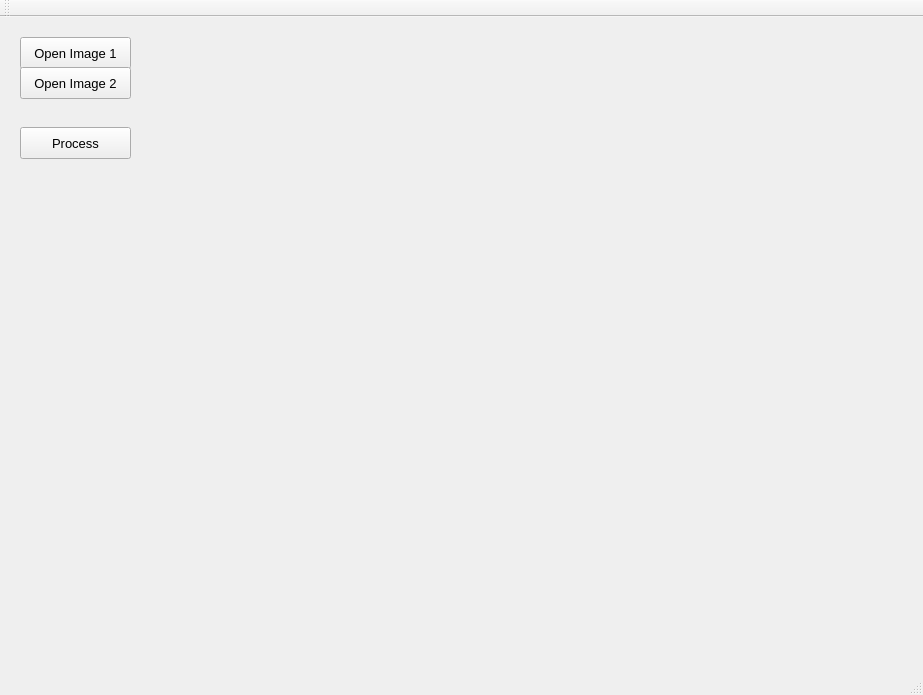
This is mainwindow.ui in iras/JAPCE as Qt 5 draws it before an edit. The edited form follows.
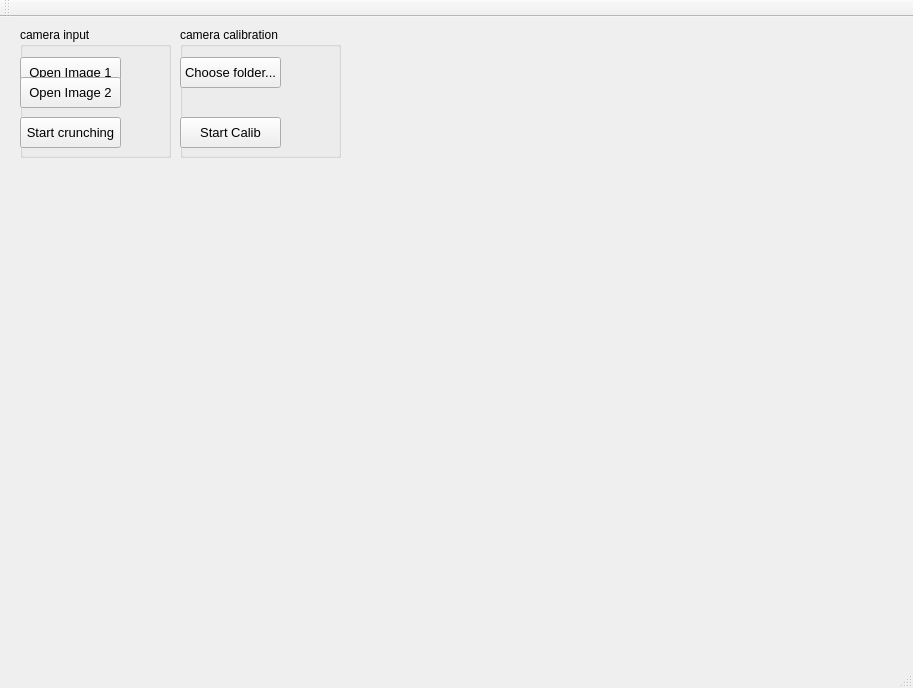
This is the edited form.

Commit message: (1) minor tweaks to the class reconstructor. (2) improved UI (added buttons for image calibration) (3) minor improvements to the readme.md

```diff
--- a/mainwindow.ui
+++ b/mainwindow.ui
@@ -6,81 +6,14 @@
    <rect>
     <x>0</x>
     <y>0</y>
-    <width>923</width>
-    <height>695</height>
+    <width>913</width>
+    <height>688</height>
    </rect>
   </property>
   <property name="windowTitle">
    <string>MainWindow</string>
   </property>
   <widget class="QWidget" name="centralWidget">
-   <widget class="QPushButton" name="pushButton">
-    <property name="geometry">
-     <rect>
-      <x>20</x>
-      <y>20</y>
-      <width>111</width>
-      <height>32</height>
-     </rect>
-    </property>
-    <property name="font">
-     <font>
-      <pointsize>10</pointsize>
-     </font>
-    </property>
-    <property name="text">
-     <string>Open Image 1</string>
-    </property>
-   </widget>
-   <widget class="QPushButton" name="pushButton_2">
-    <property name="geometry">
-     <rect>
-      <x>20</x>
-      <y>110</y>
-      <width>111</width>
-      <height>32</height>
-     </rect>
-    </property>
-    <property name="font">
-     <font>
-      <pointsize>10</pointsize>
-     </font>
-    </property>
-    <property name="text">
-     <string>Process</string>
-    </property>
-   </widget>
-   <widget class="QLabel" name="label">
-    <property name="geometry">
-     <rect>
-      <x>160</x>
-      <y>20</y>
-      <width>251</width>
-      <height>371</height>
-     </rect>
-    </property>
-    <property name="text">
-     <string/>
-    </property>
-   </widget>
-   <widget class="QPushButton" name="pushButton_3">
-    <property name="geometry">
-     <rect>
-      <x>20</x>
-      <y>50</y>
-      <width>111</width>
-      <height>32</height>
-     </rect>
-    </property>
-    <property name="font">
-     <font>
-      <pointsize>10</pointsize>
-     </font>
-    </property>
-    <property name="text">
-     <string>Open Image 2</string>
-    </property>
-   </widget>
    <widget class="QWidget" name="verticalLayoutWidget">
     <property name="geometry">
      <rect>
@@ -92,6 +25,122 @@
     </property>
     <layout class="QVBoxLayout" name="verticalLayout"/>
    </widget>
+   <widget class="QGroupBox" name="groupBox">
+    <property name="geometry">
+     <rect>
+      <x>20</x>
+      <y>10</y>
+      <width>151</width>
+      <height>131</height>
+     </rect>
+    </property>
+    <property name="title">
+     <string>camera input</string>
+    </property>
+    <widget class="QPushButton" name="pushButton">
+     <property name="geometry">
+      <rect>
+       <x>0</x>
+       <y>30</y>
+       <width>101</width>
+       <height>31</height>
+      </rect>
+     </property>
+     <property name="font">
+      <font>
+       <pointsize>10</pointsize>
+      </font>
+     </property>
+     <property name="text">
+      <string>Open Image 1</string>
+     </property>
+    </widget>
+    <widget class="QPushButton" name="pushButton_3">
+     <property name="geometry">
+      <rect>
+       <x>0</x>
+       <y>50</y>
+       <width>101</width>
+       <height>31</height>
+      </rect>
+     </property>
+     <property name="font">
+      <font>
+       <pointsize>10</pointsize>
+      </font>
+     </property>
+     <property name="text">
+      <string>Open Image 2</string>
+     </property>
+    </widget>
+    <widget class="QPushButton" name="pushButton_2">
+     <property name="geometry">
+      <rect>
+       <x>0</x>
+       <y>90</y>
+       <width>101</width>
+       <height>31</height>
+      </rect>
+     </property>
+     <property name="font">
+      <font>
+       <pointsize>10</pointsize>
+      </font>
+     </property>
+     <property name="text">
+      <string>Start crunching</string>
+     </property>
+    </widget>
+   </widget>
+   <widget class="QGroupBox" name="groupBox_2">
+    <property name="geometry">
+     <rect>
+      <x>180</x>
+      <y>10</y>
+      <width>161</width>
+      <height>131</height>
+     </rect>
+    </property>
+    <property name="title">
+     <string>camera calibration</string>
+    </property>
+    <widget class="QPushButton" name="pushButton_5">
+     <property name="geometry">
+      <rect>
+       <x>0</x>
+       <y>90</y>
+       <width>101</width>
+       <height>31</height>
+      </rect>
+     </property>
+     <property name="font">
+      <font>
+       <pointsize>10</pointsize>
+      </font>
+     </property>
+     <property name="text">
+      <string>Start Calib</string>
+     </property>
+    </widget>
+    <widget class="QPushButton" name="pushButton_4">
+     <property name="geometry">
+      <rect>
+       <x>0</x>
+       <y>30</y>
+       <width>101</width>
+       <height>31</height>
+      </rect>
+     </property>
+     <property name="font">
+      <font>
+       <pointsize>10</pointsize>
+      </font>
+     </property>
+     <property name="text">
+      <string>Choose folder...</string>
+     </property>
+    </widget>
+   </widget>
   </widget>
   <widget class="QMenuBar" name="menuBar">
    <property name="geometry">
```
Left out of the diff: 2 changed lines with no effect on the pictures. The commit also changes 5 other files.
